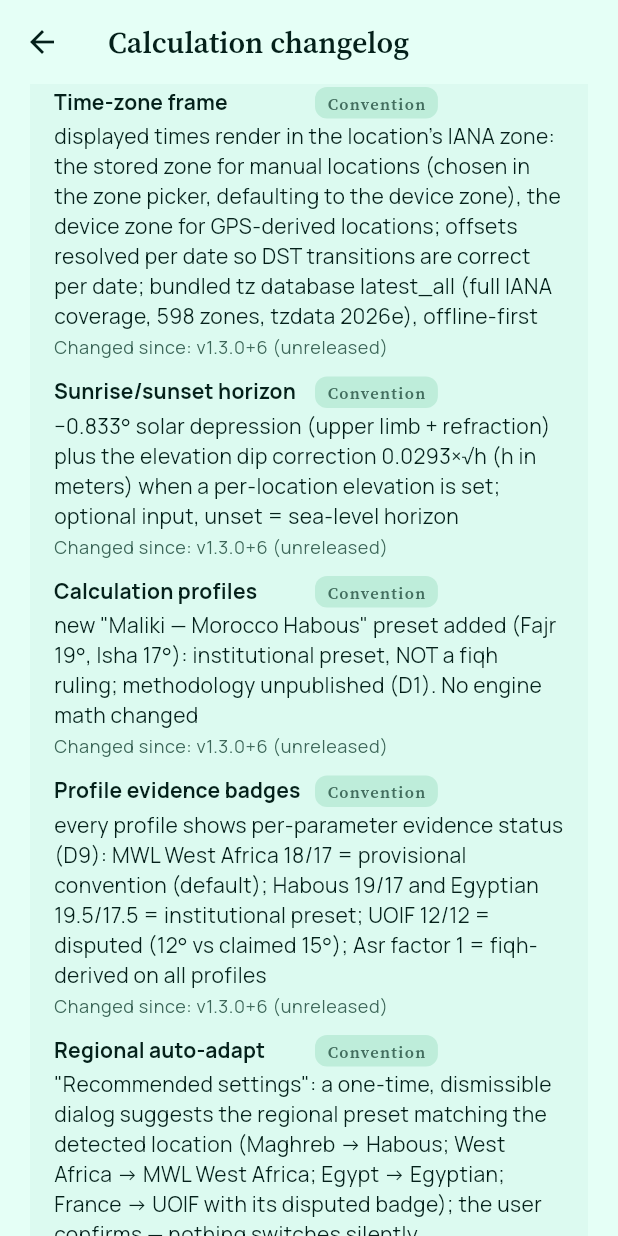
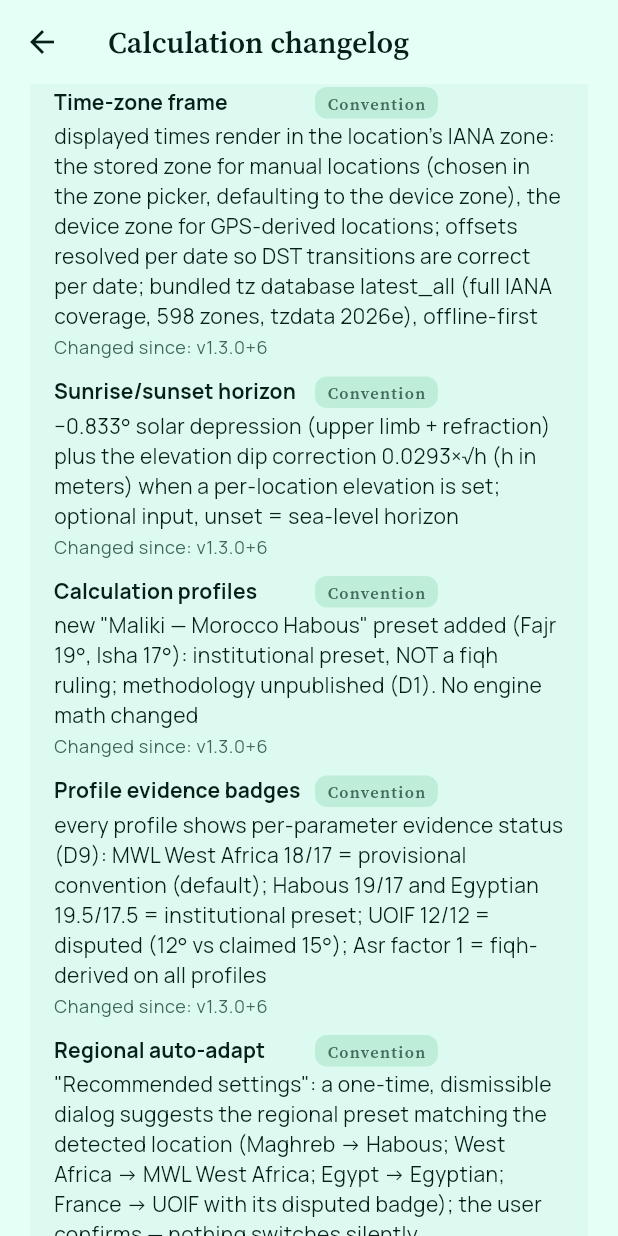
Before and after one commit to TalhaGoharWeb/maliki-prayer-times-app, a Flutter app: the CalculationChangelogScreen screen opened directly, scrolled down 1152 dp, on a phone screen of 412 x 824 dp. Run offline on Flutter 3.47's test engine with Material 3 defaults, Android fonts, the light colour scheme and no system bars; our stand-ins replace flutter_local_notifications, geocoding, geolocator, package_info_plus, sensors_plus, share_plus and 2 more; accounts and stored records are empty; generated files the repository leaves out were written again.

Commit message:
Release v1.3.0+6 (Trust program: phases 1–7)
Version bump to 1.3.0+6; v1.3.0+6 calculation-changelog entry marked
released (md + in-app screen, parity test green); new
docs/RELEASE_NOTES_v1.3.0.md with honestly disclosed calculation
changes (tz bundling + latest_all choice, Habous profile, fallback
chooser + NoSolution, elevation dip, adjustment chips); README badges
v1.3.0+6 / 398-398 tests. flutter analyze clean, full suite 398/398
green. Local production-signed APK cut (64.6MB, sha256 recorded).
Not pushed — distribution awaits the user's explicit directive.

```diff
--- a/lib/screens/calculation_changelog_screen.dart
+++ b/lib/screens/calculation_changelog_screen.dart
@@ -128,42 +128,42 @@ const List<ChangelogVersion> changelogVersions = [
         value:
             "displayed times render in the location's IANA zone: the stored zone for manual locations (chosen in the zone picker, defaulting to the device zone), the device zone for GPS-derived locations; offsets resolved per date so DST transitions are correct per date; bundled tz database latest_all (full IANA coverage, 598 zones, tzdata 2026e), offline-first",
         status: ChangelogStatus.convention,
-        changedSince: 'v1.3.0+6 (unreleased)',
+        changedSince: 'v1.3.0+6',
       ),
       ChangelogRow(
         parameter: 'Sunrise/sunset horizon',
         value:
             '−0.833° solar depression (upper limb + refraction) plus the elevation dip correction 0.0293×√h (h in meters) when a per-location elevation is set; optional input, unset = sea-level horizon',
         status: ChangelogStatus.convention,
-        changedSince: 'v1.3.0+6 (unreleased)',
+        changedSince: 'v1.3.0+6',
       ),
       ChangelogRow(
         parameter: 'Calculation profiles',
         value:
             'new "Maliki — Morocco Habous" preset added (Fajr 19°, Isha 17°): institutional preset, NOT a fiqh ruling; methodology unpublished (D1). No engine math changed',
         status: ChangelogStatus.convention,
-        changedSince: 'v1.3.0+6 (unreleased)',
+        changedSince: 'v1.3.0+6',
       ),
       ChangelogRow(
         parameter: 'Profile evidence badges',
         value:
             'every profile shows per-parameter evidence status (D9): MWL West Africa 18/17 = provisional convention (default); Habous 19/17 and Egyptian 19.5/17.5 = institutional preset; UOIF 12/12 = disputed (12° vs claimed 15°); Asr factor 1 = fiqh-derived on all profiles',
         status: ChangelogStatus.convention,
-        changedSince: 'v1.3.0+6 (unreleased)',
+        changedSince: 'v1.3.0+6',
       ),
       ChangelogRow(
         parameter: 'Regional auto-adapt',
         value:
             '"Recommended settings": a one-time, dismissible dialog suggests the regional preset matching the detected location (Maghreb → Habous; West Africa → MWL West Africa; Egypt → Egyptian; France → UOIF with its disputed badge); the user confirms — nothing switches silently',
         status: ChangelogStatus.convention,
-        changedSince: 'v1.3.0+6 (unreleased)',
+        changedSince: 'v1.3.0+6',
       ),
       ChangelogRow(
         parameter: 'High-latitude fallback',
         value:
             'user-chosen method (default: middle-of-night, per adhan `recommended()`): middle-of-night / one-seventh / angle-based estimates from the night frame (D5 §3.7 math), or nearest-day borrowing with the source date shown; no night frame (polar day/night) → typed NoSolution with an honest empty state, never fabricated times; the old noon±6 synthetic-horizon path is deleted; the active method is named wherever fallback times appear, with a change affordance',
         status: ChangelogStatus.convention,
-        changedSince: 'v1.3.0+6 (unreleased)',
+        changedSince: 'v1.3.0+6',
       ),
     ],
   ),
--- a/lib/utils/app_info.dart
+++ b/lib/utils/app_info.dart
@@ -1,4 +1,4 @@
 /// Single source for the user-visible app version shown in Settings.
 ///
 /// Must match the `version:` field in pubspec.yaml; bump both together.
-const String kAppVersion = '1.2.0';
+const String kAppVersion = '1.3.0';
--- a/pubspec.yaml
+++ b/pubspec.yaml
@@ -16,7 +16,7 @@ publish_to: 'none' # Remove this line if you wish to publish to pub.dev
 # https://developer.apple.com/library/archive/documentation/General/Reference/InfoPlistKeyReference/Articles/CoreFoundationKeys.html
 # In Windows, build-name is used as the major, minor, and patch parts
 # of the product and file versions while build-number is used as the build suffix.
-version: 1.2.0+5
+version: 1.3.0+6
 
 environment:
   sdk: ^3.13.4
```
Also changed, not shown: 4 other files.
